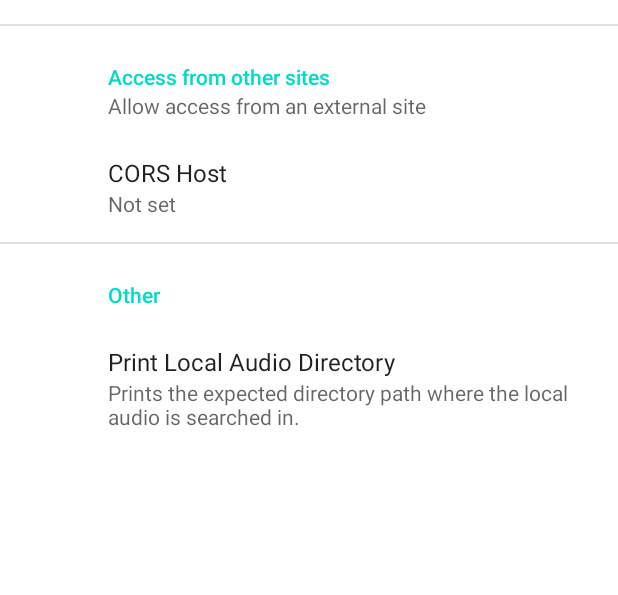
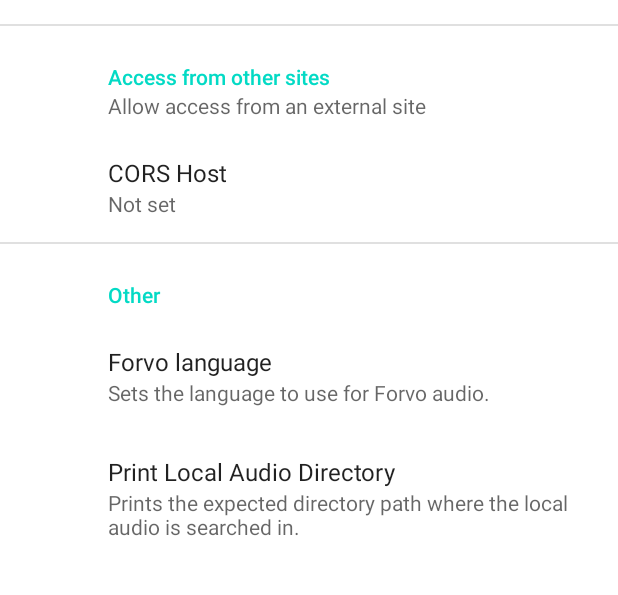
Before and after one commit to KamWithK/AnkiconnectAndroid, an Android app: the SettingsActivity screen opened directly, with no data from a screen before it, on a phone screen of 412 x 824 dp, the part 271-866 px from its top. Run offline under Robolectric (Android 15) with nearby library versions, the phone set to English and light mode, and no system bars; our stand-ins replace androidx.preference.

Commit message:
Support for common Forvo languages audio (#51)
* Add Chinese and Cantonese Forvo audio support

* Use constant for default forvo language

* Add all forvo languages with >100k pronunciations

```diff
--- a/app/src/main/java/com/kamwithk/ankiconnectandroid/routing/APIHandler.java
+++ b/app/src/main/java/com/kamwithk/ankiconnectandroid/routing/APIHandler.java
@@ -17,7 +17,7 @@ public class APIHandler {
 
     public APIHandler(IntegratedAPI integratedAPI, Context context) {
         ankiAPIRouting = new AnkiAPIRouting(integratedAPI);
-        forvoAPIRouting = new ForvoAPIRouting();
+        forvoAPIRouting = new ForvoAPIRouting(context);
         localAudioAPIRouting = new LocalAudioAPIRouting(context);
     }
 
--- a/app/src/main/java/com/kamwithk/ankiconnectandroid/routing/ForvoAPIRouting.java
+++ b/app/src/main/java/com/kamwithk/ankiconnectandroid/routing/ForvoAPIRouting.java
@@ -1,5 +1,6 @@
 package com.kamwithk.ankiconnectandroid.routing;
 
+import android.content.Context;
 import android.util.Log;
 import com.google.gson.JsonObject;
 import com.google.gson.reflect.TypeToken;
@@ -19,8 +20,8 @@ import static fi.iki.elonen.NanoHTTPD.newFixedLengthResponse;
 public class ForvoAPIRouting {
     private final Scraper scraper;
 
-    public ForvoAPIRouting() {
-        scraper = new Scraper();
+    public ForvoAPIRouting(Context context) {
+        scraper = new Scraper(context);
     }
 
 //    Term can also be named expression (older versions)
--- /dev/null
+++ b/app/src/main/res/values/arrays.xml
@@ -0,0 +1,48 @@
+<?xml version="1.0" encoding="utf-8"?>
+<resources>
+    <string-array name="forvo_language_entries">
+        <item>Arabic (ar)</item>
+        <item>German (de)</item>
+        <item>English (en)</item>
+        <item>Spanish (es)</item>
+        <item>French (fr)</item>
+        <item>Ancient Greek (grc)</item>
+        <item>Hungarian (hu)</item>
+        <item>Italian (it)</item>
+        <item>Japanese (ja)</item>
+        <item>Korean (ko)</item>
+        <item>Dutch (nl)</item>
+        <item>Polish (pl)</item>
+        <item>Portuguese (pt)</item>
+        <item>Russian (ru)</item>
+        <item>Swedish (sv)</item>
+        <item>Turkish (tr)</item>
+        <item>Tatar (tt)</item>
+        <item>Ukrainian (uk)</item>
+        <item>Cantonese (yue)</item>
+        <item>Mandarin Chinese (zh)</item>
+    </string-array>
+
+    <string-array name="forvo_language_values">
+        <item>ar</item>
+        <item>de</item>
+        <item>en</item>
+        <item>es</item>
+        <item>fr</item>
+        <item>grc</item>
+        <item>hu</item>
+        <item>it</item>
+        <item>ja</item>
+        <item>ko</item>
+        <item>nl</item>
+        <item>pl</item>
+        <item>pt</item>
+        <item>ru</item>
+        <item>sv</item>
+        <item>tr</item>
+        <item>tt</item>
+        <item>uk</item>
+        <item>yue</item>
+        <item>zh</item>
+    </string-array>
+</resources>
--- a/app/src/main/res/values/strings.xml
+++ b/app/src/main/res/values/strings.xml
@@ -6,6 +6,9 @@
     <string name="settings_permissions_header">Permissions</string>
     <string name="settings_overlay_permissions_summary">Allows Ankiconnect Android to open AnkiDroid\'s card browser.</string>
     <string name="settings_other_header">Other</string>
+    <string name="settings_forvo_language_title">Forvo language</string>
+    <string name="settings_forvo_language_summary">Sets the language to use for Forvo audio.</string>
+    <string name="settings_forvo_language_dialog_title">Select Language</string>
     <string name="get_dir_path_title">Print Local Audio Directory</string>
     <string name="get_dir_path_title_summary">Prints the expected directory path where the local audio is searched in.</string>
     <string name="dialog_notif_perm_info">This app uses a persistent notification to inform you that the server is running. Please enable notifications to see this.</string>
--- a/app/src/main/res/xml/root_preferences.xml
+++ b/app/src/main/res/xml/root_preferences.xml
@@ -25,6 +25,15 @@
 
     <PreferenceCategory app:title="@string/settings_other_header">
 
+        <ListPreference
+            app:key="forvo_language"
+            app:title="@string/settings_forvo_language_title"
+            app:summary="@string/settings_forvo_language_summary"
+            android:dialogTitle="@string/settings_forvo_language_dialog_title"
+            android:defaultValue="ja"
+            android:entries="@array/forvo_language_entries"
+            android:entryValues="@array/forvo_language_values" />
+
         <Preference
             app:key="get_dir_path"
             app:title="@string/get_dir_path_title"
```
Also changed, not shown: app/src/main/java/com/kamwithk/ankiconnectandroid/Scraper.java (+22 -9 lines).
